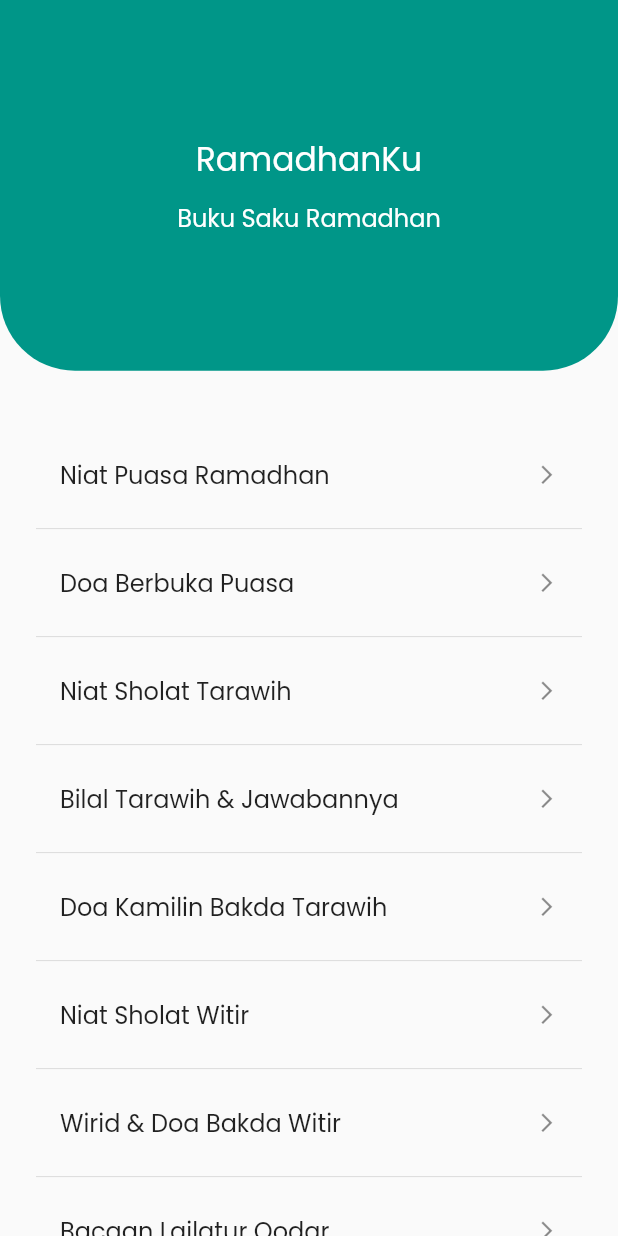
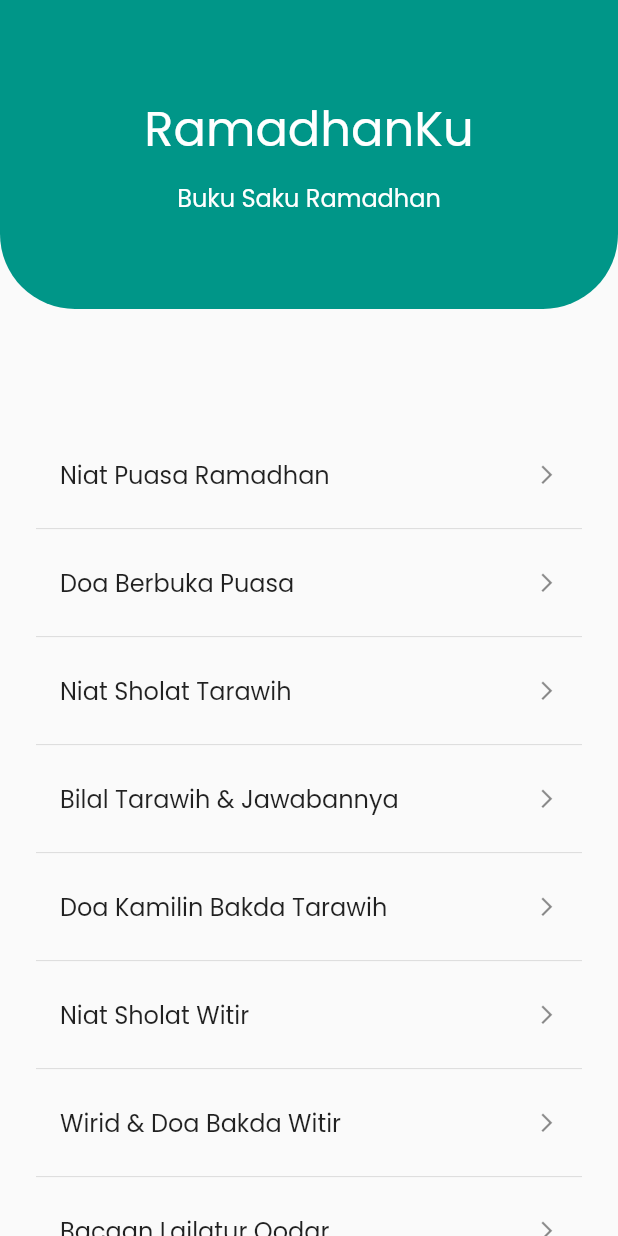
Before and after one commit to gonexwind/ramadhanku, a Flutter app: the screen it shows after launch, on a phone screen of 412 x 824 dp. Run offline on Flutter 3.47's test engine with Material 2 defaults, Android fonts, the phone set to English and light mode, and no system bars; our stand-ins replace get.

```diff
--- a/lib/main_page.dart
+++ b/lib/main_page.dart
@@ -9,7 +9,10 @@ class MainPage extends StatelessWidget {
   @override
   Widget build(BuildContext context) {
     return AnnotatedRegion<SystemUiOverlayStyle>(
-      value: SystemUiOverlayStyle(statusBarColor: Colors.teal),
+      value: SystemUiOverlayStyle(
+        statusBarColor: Colors.teal,
+        statusBarIconBrightness: Brightness.light,
+      ),
       child: SafeArea(
         child: Scaffold(
           body: Column(
@@ -17,7 +20,7 @@ class MainPage extends StatelessWidget {
             children: [
               // Header
               Container(
-                height: Get.size.height * .3,
+                height: Get.size.height * .25,
                 width: double.infinity,
                 decoration: BoxDecoration(
                   color: Colors.teal,
@@ -33,7 +36,7 @@ class MainPage extends StatelessWidget {
                       'RamadhanKu',
                       style: TextStyle(
                         color: Colors.white,
-                        fontSize: 22,
+                        fontSize: 32,
                       ),
                     ),
                     SizedBox(height: 10),
```
Also changed, not shown: lib/detail_page.dart (+11 -1 lines).
